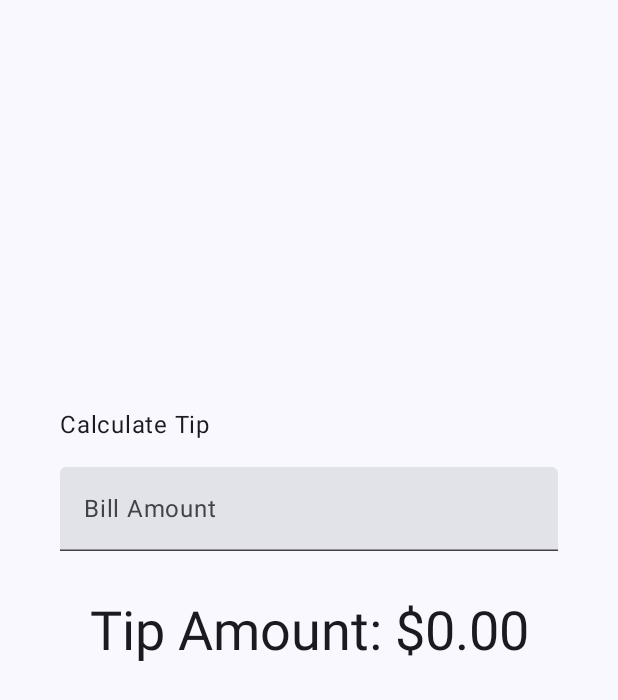
After one commit to muratgny/LearnKotlin, an Android app built with Jetpack Compose: the TipApp screen opened directly, with no data from a screen before it, on a phone screen of 412 x 824 dp. The commit adds this screen. Shown: the top 700 px of the screen. Run offline under Robolectric (Android 15) with nearby library versions, the phone set to English and light mode, and no system bars.

Commit message:
TipApp: Shows how to bind textField value to another variable. And some other double to string or string to number operations

```diff
--- a/app/build.gradle.kts
+++ b/app/build.gradle.kts
@@ -58,6 +58,7 @@ dependencies {
     implementation("androidx.compose.material3:material3")
     implementation(platform("androidx.compose:compose-bom:2023.08.00"))
     implementation(platform("androidx.compose:compose-bom:2023.08.00"))
+    implementation(platform("androidx.compose:compose-bom:2023.08.00"))
     testImplementation("junit:junit:4.13.2")
     androidTestImplementation("androidx.test.ext:junit:1.1.5")
     androidTestImplementation("androidx.test.espresso:espresso-core:3.5.1")
@@ -65,6 +66,7 @@ dependencies {
     androidTestImplementation("androidx.compose.ui:ui-test-junit4")
     androidTestImplementation(platform("androidx.compose:compose-bom:2023.08.00"))
     androidTestImplementation(platform("androidx.compose:compose-bom:2023.08.00"))
+    androidTestImplementation(platform("androidx.compose:compose-bom:2023.08.00"))
     debugImplementation("androidx.compose.ui:ui-tooling")
     debugImplementation("androidx.compose.ui:ui-test-manifest")
 }
--- a/app/src/main/java/com/example/learnkotlin/Quadrants.kt
+++ b/app/src/main/java/com/example/learnkotlin/Quadrants.kt
@@ -89,7 +89,8 @@ private fun ComposableInfoCard(
     icon: ImageVector,//This is one way to implement Icon as parameter, we can pass also description here as seperate
     title: String,
     backgroundColor: Color,
-    modifier: Modifier = Modifier
+    modifier: Modifier = Modifier//Note: The best practice is to provide a default Modifier parameter to all composable
+// functions, which increases reusability. You should add it as the first optional parameter after all required parameters.
 ) {
     Column(
         modifier = modifier
--- /dev/null
+++ b/app/src/main/java/com/example/learnkotlin/TipApp.kt
@@ -0,0 +1,123 @@
+package com.example.learnkotlin
+
+import android.os.Bundle
+import androidx.activity.ComponentActivity
+import androidx.activity.compose.setContent
+import androidx.compose.foundation.layout.Arrangement
+import androidx.compose.foundation.layout.Column
+import androidx.compose.foundation.layout.Spacer
+import androidx.compose.foundation.layout.fillMaxSize
+import androidx.compose.foundation.layout.fillMaxWidth
+import androidx.compose.foundation.layout.height
+import androidx.compose.foundation.layout.padding
+import androidx.compose.foundation.layout.safeDrawingPadding
+import androidx.compose.foundation.layout.statusBarsPadding
+import androidx.compose.foundation.rememberScrollState
+import androidx.compose.foundation.text.KeyboardOptions
+import androidx.compose.foundation.verticalScroll
+import androidx.compose.material3.MaterialTheme
+import androidx.compose.material3.Surface
+import androidx.compose.material3.Text
+import androidx.compose.material3.TextField
+import androidx.compose.runtime.Composable
+import androidx.compose.runtime.getValue
+import androidx.compose.runtime.mutableStateOf
+import androidx.compose.runtime.remember
+import androidx.compose.runtime.setValue
+import androidx.compose.ui.Alignment
+import androidx.compose.ui.Modifier
+import androidx.compose.ui.res.stringResource
+import androidx.compose.ui.text.input.KeyboardType
+import androidx.compose.ui.tooling.preview.Preview
+import androidx.compose.ui.unit.dp
+import com.example.learnkotlin.ui.theme.LearnKotlinTheme
+import java.text.NumberFormat
+
+class TipApp : ComponentActivity() {
+    override fun onCreate(savedInstanceState: Bundle?) {
+        super.onCreate(savedInstanceState)
+        setContent {
+            LearnKotlinTheme {
+                // A surface container using the 'background' color from the theme
+                Surface(
+                    modifier = Modifier.fillMaxSize(),
+                    color = MaterialTheme.colorScheme.background
+                ) {
+                    TipTimeLayout()
+                }
+            }
+        }
+    }
+}
+@Composable
+fun TipTimeLayout() {
+    var amountInput by remember { mutableStateOf("") }//This was in the EditTextField function but to be able use it
+    // with other composables, we lifted it here.
+
+    val amount = amountInput.toDoubleOrNull() ?: 0.0 //"?:" this is elvis operator. Elvis operator returns the expression that
+    // precedes it if the value isn't null and the expression that proceeds it when the value is null
+    val tip = calculateTip(amount)
+
+    Column(
+        modifier = Modifier
+            .statusBarsPadding()
+            .padding(horizontal = 40.dp)
+            .verticalScroll(rememberScrollState())
+            .safeDrawingPadding(),
+        horizontalAlignment = Alignment.CenterHorizontally,
+        verticalArrangement = Arrangement.Center
+    ) {
+        Text(
+            text = stringResource(R.string.calculate_tip),
+            modifier = Modifier
+                .padding(bottom = 16.dp, top = 40.dp)
+                .align(alignment = Alignment.Start)
+        )
+        //This part is vital. we were doing it with binding in Xamarin. Here we define an observable object, amountInput, then
+        //pass it to textField inside EditNumberField function. It does the job but it looks like a little confusing
+        EditNumberField(
+            value = amountInput,//It says: my value always equals to value of amountInput
+            onValueChanged = { amountInput = it },//it says: when I changed, assign me to the amountInput
+            modifier = Modifier.padding(bottom = 32.dp).fillMaxWidth()
+        )
+        Text(
+            text = stringResource(R.string.tip_amount, tip),
+            style = MaterialTheme.typography.displaySmall
+        )
+        Spacer(modifier = Modifier.height(150.dp))
+    }
+}
+
+@Composable
+fun EditNumberField(
+    value: String,//Here we defined two extra parameter to move value of the textField outside.
+    onValueChanged: (String) -> Unit,
+    modifier: Modifier
+) {
+    TextField(
+        value = value,
+        singleLine = true,
+        modifier = modifier,
+        onValueChange = onValueChanged,
+        label = { Text(stringResource(R.string.bill_amount)) },
+        keyboardOptions = KeyboardOptions(keyboardType = KeyboardType.Number)
+    )
+}
+
+/**
+ * Calculates the tip based on the user input and format the tip amount
+ * according to the local currency.
+ * Example would be "$10.00".
+ */
+private fun calculateTip(amount: Double, tipPercent: Double = 15.0): String {
+    val tip = tipPercent / 100 * amount
+    return NumberFormat.getCurrencyInstance().format(tip)
+}
+
+@Preview(showBackground = true)
+@Composable
+fun TipTimeLayoutPreview() {
+    LearnKotlinTheme {
+        TipTimeLayout()
+    }
+}
--- a/app/src/main/res/values/strings.xml
+++ b/app/src/main/res/values/strings.xml
@@ -14,4 +14,11 @@
     <string name="lemon_content_description">Lemon</string>
     <string name="lemonade_content_description">Glass of lemonade</string>
     <string name="empty_glass_content_description">Empty glass</string>
+
+
+    <string name="calculate_tip">Calculate Tip</string>
+    <string name="bill_amount">Bill Amount</string>
+    <string name="tip_amount">Tip Amount: %s</string>//Special formatted text
+    <string name="title_activity_tip_app">TipApp</string>
+
 </resources>
```
Also changed, not shown: app/src/main/AndroidManifest.xml (+11 -0 lines), app/src/main/java/com/example/learnkotlin/LemonadeApp.kt (+8 -0 lines).
